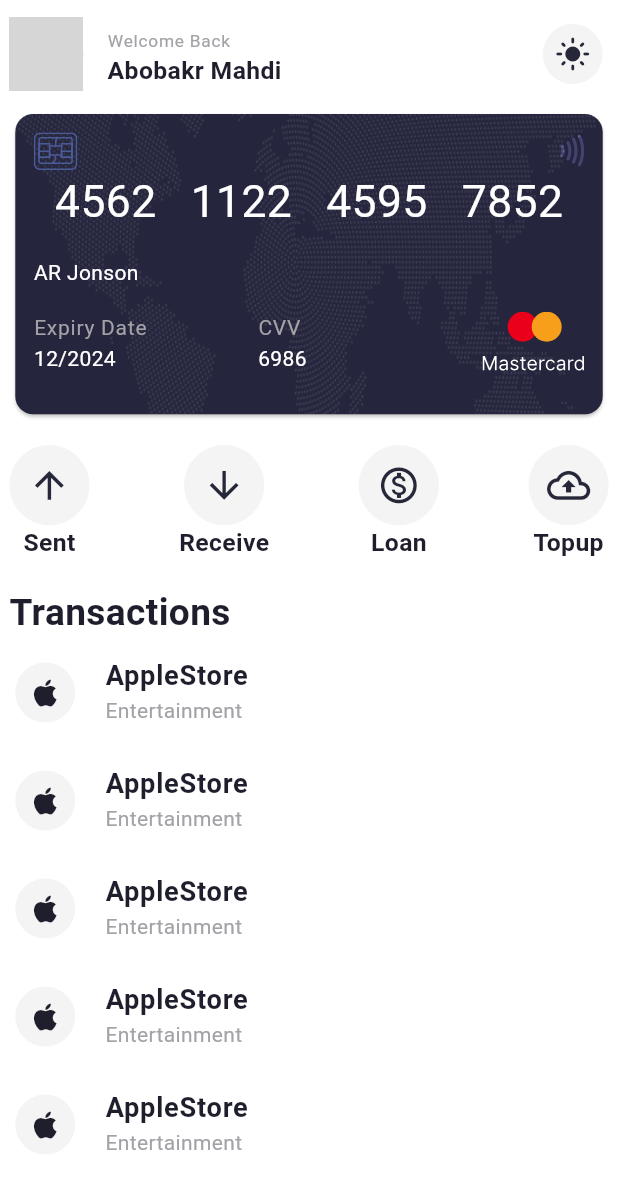
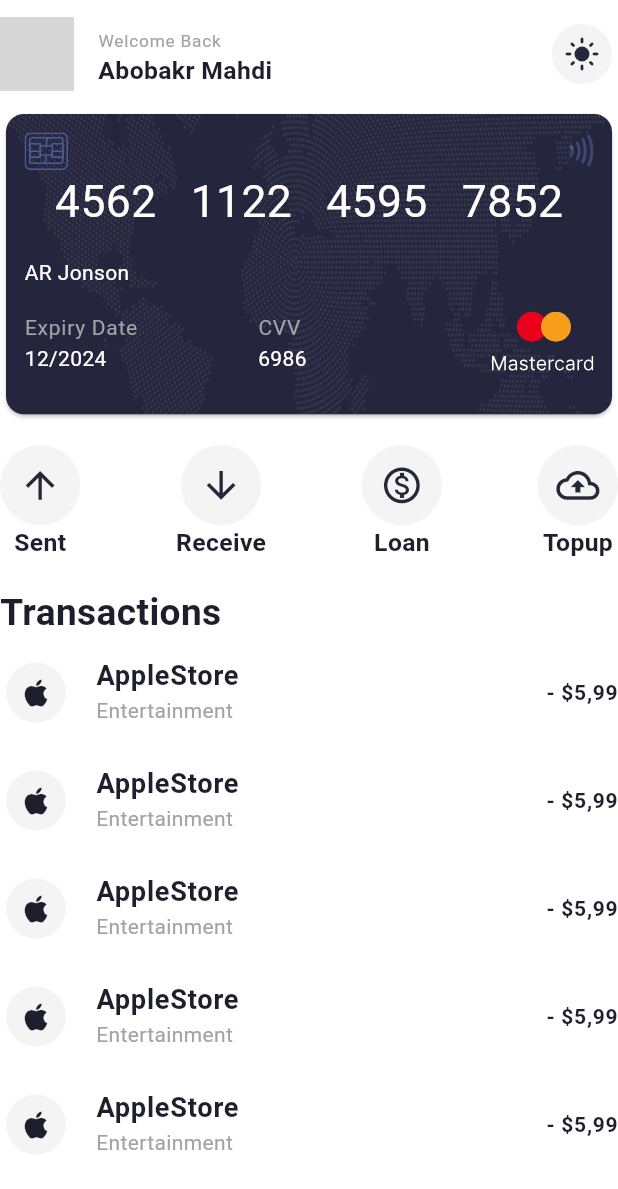
Before and after one commit to BkrTech101-InnovaMind/wist_test_app, a Flutter app: the HomeScreen screen opened directly, on a phone screen of 412 x 824 dp. Shown: the top 1189 px of the screen. Run offline on Flutter 3.47's test engine with Material 3 defaults, Android fonts, the light colour scheme and no system bars; drawn by our look-alikes of cached_network_image; our stand-ins replace flutter_svg, shared_preferences; accounts and stored records are empty; network calls fail; grey boxes are pictures that could not be loaded.

Commit message:
add a trailing to display the price

```diff
--- a/lib/screens/home_screen.dart
+++ b/lib/screens/home_screen.dart
@@ -22,21 +22,17 @@
   Widget build(BuildContext context) {
     return Scaffold(
       body: SafeArea(
-        child: Container(
-          margin: EdgeInsets.symmetric(
-              horizontal: ResponsiveLayout.widthMultiplier(context, 1.5)),
         child: Column(
           children: [
             Column(
               children: [
                 _headSection(),
-                  CreaditCard(),
+                const CreaditCard(),
                 _navigateSection(),
               ],
             ),
             Expanded(child: _transactionSection()),
           ],
-          ),
         ),
       ),
     );
@@ -94,12 +90,12 @@
             children: [
               IconButton(
                 onPressed: () {},
-                icon: Icon(Icons.arrow_upward),
+                icon: const Icon(Icons.arrow_upward),
                 iconSize: ResponsiveLayout.heightMultiplier(context, 3.5),
                 padding: EdgeInsets.all(
                     ResponsiveLayout.widthMultiplier(context, 3)),
               ),
-              CustomText(
+              const CustomText(
                 text: "Sent",
                 fontSize: 2,
                 fontWeight: FontWeight.bold,
@@ -164,27 +160,32 @@
       {
         "title": "AppleStore",
         "subtitle": "Entertainment",
-        "icon": Icons.apple,
+        "leading": Icons.apple,
+        "trailing": "- \$5,99"
       },
       {
         "title": "AppleStore",
         "subtitle": "Entertainment",
-        "icon": Icons.apple,
+        "leading": Icons.apple,
+        "trailing": "- \$5,99"
       },
       {
         "title": "AppleStore",
         "subtitle": "Entertainment",
-        "icon": Icons.apple,
+        "leading": Icons.apple,
+        "trailing": "- \$5,99"
       },
       {
         "title": "AppleStore",
         "subtitle": "Entertainment",
-        "icon": Icons.apple,
+        "leading": Icons.apple,
+        "trailing": "- \$5,99"
       },
       {
         "title": "AppleStore",
         "subtitle": "Entertainment",
-        "icon": Icons.apple,
+        "leading": Icons.apple,
+        "trailing": "- \$5,99"
       },
     ];
     return Column(
@@ -205,9 +206,7 @@
                 contentPadding: EdgeInsets.zero,
                 leading: IconButton(
                   onPressed: () {},
-                  icon: Icon(
-                    transactionsDetails[index]["icon"],
-                  ),
+                  icon: Icon(transactionsDetails[index]["leading"]),
                 ),
                 title: CustomText(
                   text: transactionsDetails[index]["title"],
@@ -219,6 +218,10 @@
                   color: AppColorsDark.secondaryColor,
                   fontSize: 1.7,
                 ),
+                trailing: CustomText(
+                  text: transactionsDetails[index]["trailing"],
+                  fontWeight: FontWeight.bold,
+                ),
               );
             },
           ),
```
Lines whose indentation alone changed are shown as unchanged.
